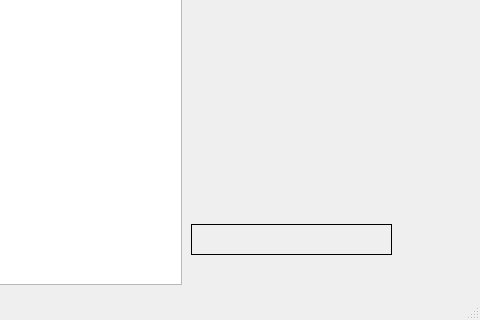
First picture: the form in src/mainwindow.ui, repository GunnarLindholm/SimpleTimeTracker, before the edit; both pictures show x 129 to 609 and y 172 to 492 of the 609 by 492 pixel window.
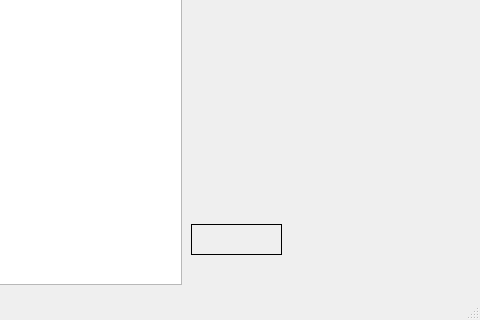
Second picture: the form after the edit.

Commit message: Set header for table

```diff
--- a/src/mainwindow.ui
+++ b/src/mainwindow.ui
@@ -35,7 +35,7 @@
      <rect>
       <x>320</x>
       <y>360</y>
-      <width>201</width>
+      <width>91</width>
       <height>31</height>
      </rect>
     </property>
```
Left out of the diff: 2 changed lines with no effect on the pictures. The commit also changes 1 other file.
